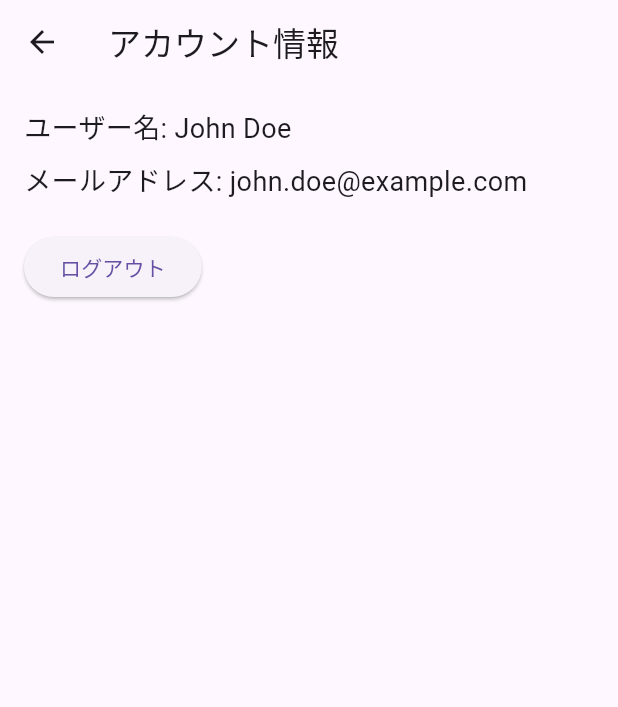
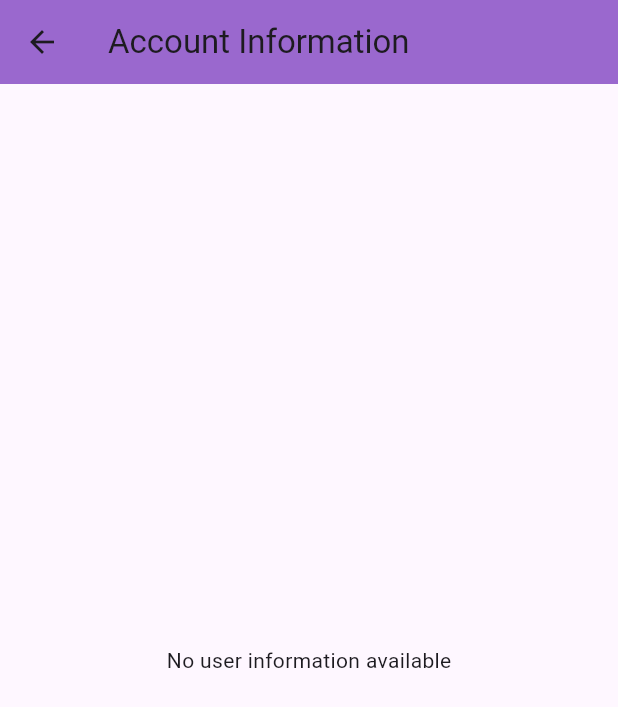
Before and after one commit to u5u5u5u/ankylo-cup, a Flutter app: the AccountScreen screen opened directly, on a phone screen of 412 x 824 dp. Shown: the top 707 px of the screen. Run offline on Flutter 3.47's test engine with Material 3 defaults, Android fonts, the phone set to English and light mode, and no system bars; our stand-ins replace firebase_auth, firebase_core, fixnum, flutter_animate, flutter_riverpod, google_fonts and 2 more; missing offline and left inert: firebase_app_check, flame, grpc, protobuf; accounts and stored records are empty; generated files the repository leaves out were written again.

Commit message:
アカウント情報表示

```diff
--- a/lib/presentation/account/account_screen.dart
+++ b/lib/presentation/account/account_screen.dart
@@ -1,36 +1,34 @@
 import 'package:flutter/material.dart';
+import 'package:firebase_auth/firebase_auth.dart';
 
 class AccountScreen extends StatelessWidget {
+  final User? user;
+
+  AccountScreen({Key? key, this.user}) : super(key: key);
+
   @override
   Widget build(BuildContext context) {
     return Scaffold(
       appBar: AppBar(
-        title: Text('アカウント情報'),
+        title: Text('Account Information'),
+        backgroundColor: const Color.fromARGB(200, 127, 65, 192),
       ),
-      body: Padding(
-        padding: const EdgeInsets.all(16.0),
-        child: Column(
-          crossAxisAlignment: CrossAxisAlignment.start,
-          children: [
-            Text(
-              'ユーザー名: John Doe',
-              style: TextStyle(fontSize: 18),
-            ),
-            SizedBox(height: 8),
-            Text(
-              'メールアドレス: john.doe@example.com',
-              style: TextStyle(fontSize: 18),
-            ),
-            SizedBox(height: 20),
-            ElevatedButton(
-              onPressed: () {
-                // ログアウト処理をここに追加
-                Navigator.of(context).pop();
-              },
-              child: Text('ログアウト'),
-            ),
-          ],
-        ),
+      body: Center(
+        child: user != null
+            ? Column(
+                mainAxisAlignment: MainAxisAlignment.center,
+                children: [
+                  CircleAvatar(
+                    backgroundImage: NetworkImage(user!.photoURL!),
+                    radius: 50,
+                  ),
+                  SizedBox(height: 20),
+                  Text('Name: ${user!.displayName}'),
+                  Text('Email: ${user!.email}'),
+                  Text('UID: ${user!.uid}'),
+                ],
+              )
+            : Text('No user information available'),
       ),
     );
   }
--- a/lib/presentation/home/home_screen.dart
+++ b/lib/presentation/home/home_screen.dart
@@ -17,7 +17,7 @@ class HomeScreen extends StatelessWidget {
         backgroundColor: const Color.fromARGB(200, 127, 65, 192),
         automaticallyImplyLeading: false,
         actions: [
-          if (user != null)
+          if (user != null && user!.photoURL != null)
             IconButton(
               icon: CircleAvatar(
                 backgroundImage: NetworkImage(user!.photoURL!),
@@ -25,10 +25,11 @@ class HomeScreen extends StatelessWidget {
               onPressed: () {
                 Navigator.push(
                   context,
-                  MaterialPageRoute(builder: (context) => AccountScreen()),
+                  MaterialPageRoute(
+                      builder: (context) => AccountScreen(user: user)),
                 );
               },
-            )
+            ),
         ],
       ),
       body: GridView.count(
```
